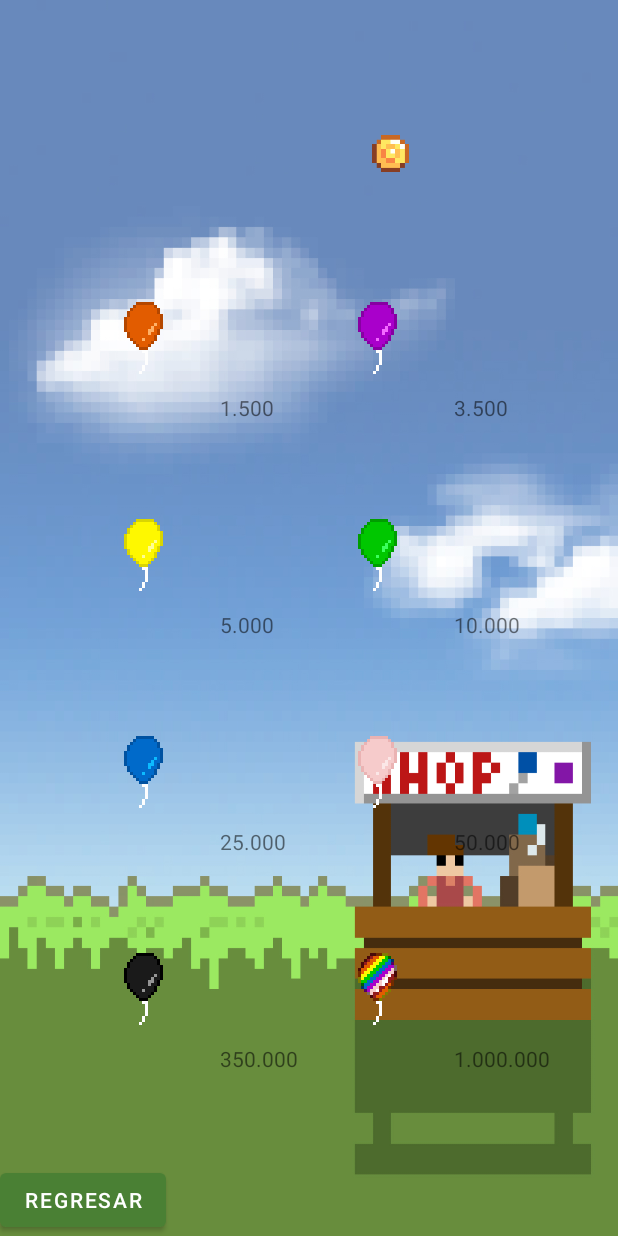
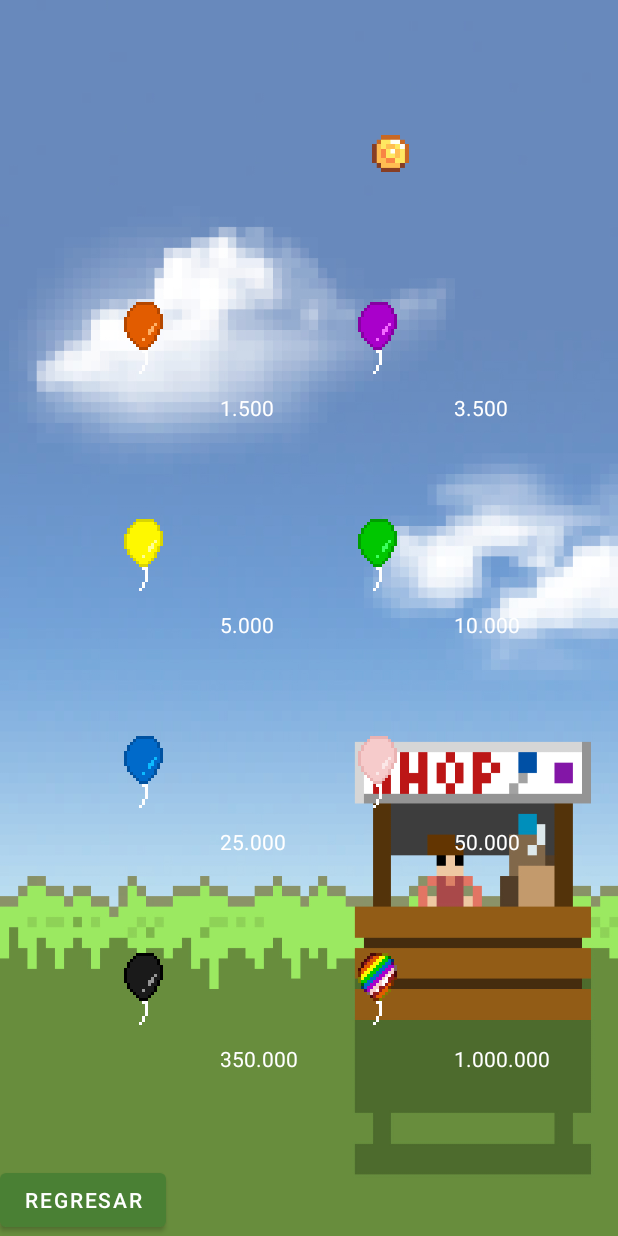
Before and after one commit to Tonikin69/TFGAMG, an Android app: the TiendaActivity screen opened directly, with no data from a screen before it, on a phone screen of 412 x 824 dp. Run offline under Robolectric (Android 15) with nearby library versions, the phone set to English and light mode, and no system bars; our stand-ins replace Firebase (no records; nobody signed in at launch, a user with empty details on screens opened directly); 2 statements that could not run were skipped.

Commit message:
En principio terminadaaa

```diff
--- a/app/src/main/res/layout/activity_tienda.xml
+++ b/app/src/main/res/layout/activity_tienda.xml
@@ -16,7 +16,8 @@
         app:layout_constraintStart_toStartOf="parent"
         app:layout_constraintTop_toTopOf="parent"
         app:layout_constraintHorizontal_bias="0.5"
-        app:layout_constraintVertical_bias="0.115">
+        app:layout_constraintVertical_bias="0.115"
+        android:textColor="@color/white">
 
     </TextView>
 
@@ -53,7 +54,8 @@
         app:layout_constraintHorizontal_bias="0"
         app:layout_constraintStart_toEndOf="@+id/globo1"
         app:layout_constraintTop_toTopOf="@+id/globo1"
-        app:layout_constraintVertical_bias="1">
+        app:layout_constraintVertical_bias="1"
+        android:textColor="@color/white">
 
     </TextView>
     <ImageView
@@ -77,7 +79,8 @@
         app:layout_constraintHorizontal_bias="0"
         app:layout_constraintStart_toEndOf="@+id/globo2"
         app:layout_constraintTop_toTopOf="@+id/globo2"
-        app:layout_constraintVertical_bias="1"/>
+        app:layout_constraintVertical_bias="1"
+        android:textColor="@color/white"/>
     <ImageView
         android:id="@+id/globo3"
         android:layout_width="100dp"
@@ -99,7 +102,8 @@
         app:layout_constraintHorizontal_bias="0"
         app:layout_constraintStart_toEndOf="@+id/globo3"
         app:layout_constraintTop_toTopOf="@+id/globo3"
-        app:layout_constraintVertical_bias="1"/>
+        app:layout_constraintVertical_bias="1"
+        android:textColor="@color/white"/>
     <ImageView
         android:id="@+id/globo4"
         android:layout_width="100dp"
@@ -121,7 +125,8 @@
         app:layout_constraintHorizontal_bias="0"
         app:layout_constraintStart_toEndOf="@+id/globo4"
         app:layout_constraintTop_toTopOf="@+id/globo4"
-        app:layout_constraintVertical_bias="1"/>
+        app:layout_constraintVertical_bias="1"
+        android:textColor="@color/white"/>
     <ImageView
         android:id="@+id/globo5"
         android:layout_width="100dp"
@@ -143,7 +148,8 @@
         app:layout_constraintHorizontal_bias="0"
         app:layout_constraintStart_toEndOf="@+id/globo5"
         app:layout_constraintTop_toTopOf="@+id/globo5"
-        app:layout_constraintVertical_bias="1"/>
+        app:layout_constraintVertical_bias="1"
+        android:textColor="@color/white"/>
     <ImageView
         android:id="@+id/globo6"
         android:layout_width="100dp"
@@ -165,7 +171,8 @@
         app:layout_constraintHorizontal_bias="0"
         app:layout_constraintStart_toEndOf="@+id/globo6"
         app:layout_constraintTop_toTopOf="@+id/globo6"
-        app:layout_constraintVertical_bias="1"/>
+        app:layout_constraintVertical_bias="1"
+        android:textColor="@color/white"/>
     <ImageView
         android:id="@+id/globo7"
         android:layout_width="100dp"
@@ -187,7 +194,8 @@
         app:layout_constraintHorizontal_bias="0"
         app:layout_constraintStart_toEndOf="@+id/globo7"
         app:layout_constraintTop_toTopOf="@+id/globo7"
-        app:layout_constraintVertical_bias="1"/>
+        app:layout_constraintVertical_bias="1"
+        android:textColor="@color/white"/>
     <ImageView
         android:id="@+id/globo8"
         android:layout_width="100dp"
@@ -209,7 +217,8 @@
         app:layout_constraintHorizontal_bias="0"
         app:layout_constraintStart_toEndOf="@+id/globo8"
         app:layout_constraintTop_toTopOf="@+id/globo8"
-        app:layout_constraintVertical_bias="1"/>
+        app:layout_constraintVertical_bias="1"
+        android:textColor="@color/white"/>
     <Button
         android:id="@+id/volver"
         android:layout_width="wrap_content"
```
